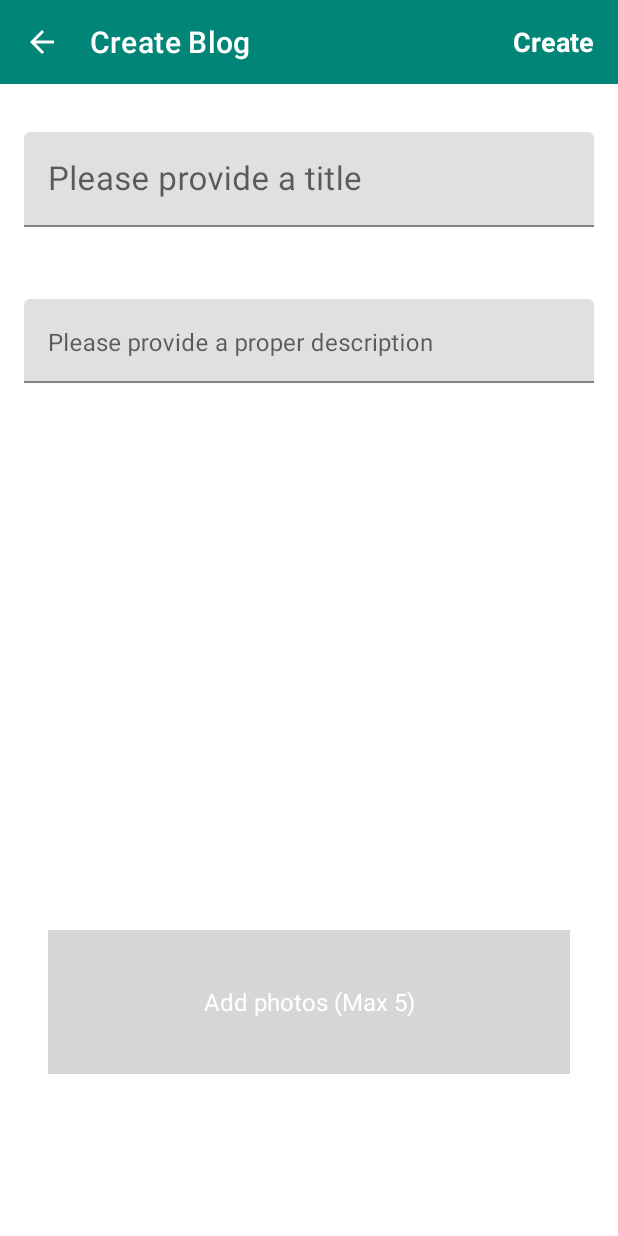
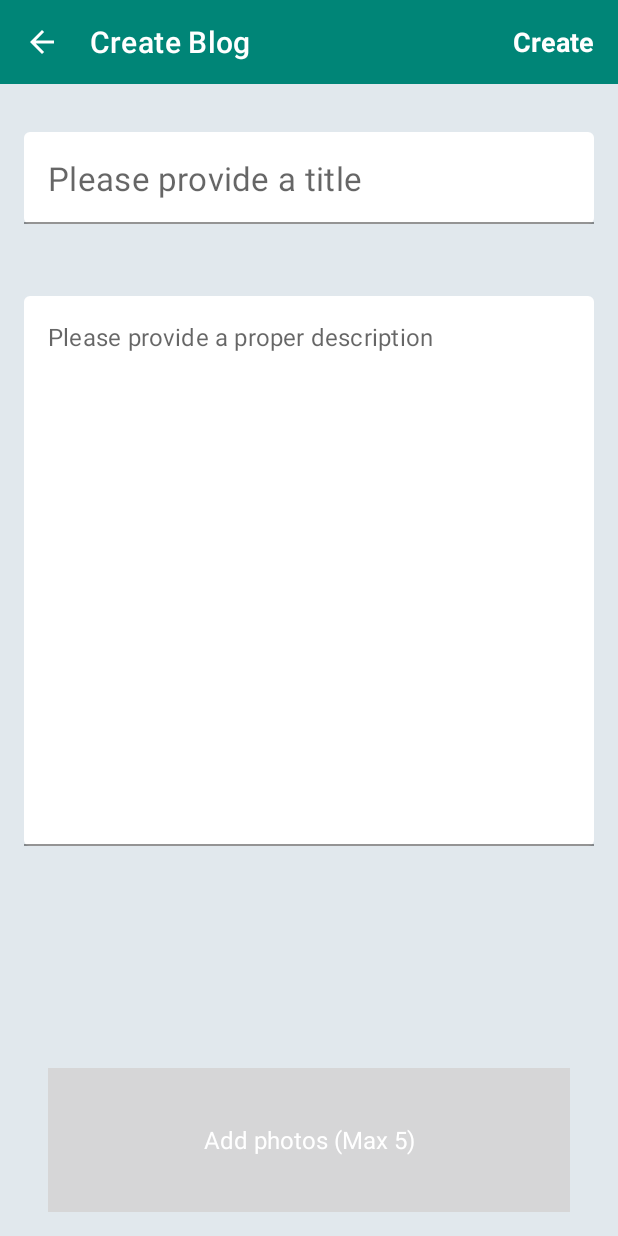
Before and after one commit to arhanashik/Agramonia-android-app, an Android app: the screen it shows after launch (CreateBlogActivity), after a tap on an icon or button, on a phone screen of 412 x 824 dp. Run offline under Robolectric (Android 15) with nearby library versions, the phone set to English and light mode, and no system bars; our stand-ins replace ButterKnife, RxJava, Timber, data binding; pictures from the network do not load.

Commit message:
1. Add user avatar, 2. Enhance design.

```diff
--- a/app/src/main/java/com/blackspider/agramonia/ui/profile/ProfileActivity.kt
+++ b/app/src/main/java/com/blackspider/agramonia/ui/profile/ProfileActivity.kt
@@ -38,14 +38,14 @@ class ProfileActivity : BaseActivity<ProfileMvpView, ProfilePresenter>() {
         mBinding = viewDataBinding as ActivityProfileBinding
         mBinding.fabCreateBlog.setOnClickListener(this)
 
-        val userName: String = SharedPrefUtils.get(PreferenceKey.USER_NAME, "Dummy Name")!! // Put the default name here
+        val userName: String = SharedPrefUtils.get(PreferenceKey.USER_NAME, "User Name")!! // Put the default name here
         val userPhotoUrl: String = SharedPrefUtils.get(PreferenceKey.USER_IMAGE, "")!! // Put the default user image here
 
         mBinding.textViewUserName.text = userName
         Glide.with(this)
                 .asDrawable()
                 .load(userPhotoUrl)
-                .apply(RequestOptions().error(R.drawable.img_farmer)) // Put the avatar here
+                .apply(RequestOptions().error(R.drawable.ic_user_avatar)) // Put the avatar here
                 .into(mBinding.imageViewUser)
 
         ViewUtils.initializeRecyclerView(mBinding.recyclerViewBlogs,
--- /dev/null
+++ b/app/src/main/res/drawable/round_corner_rectangle_white_color.xml
@@ -0,0 +1,9 @@
+<?xml version="1.0" encoding="utf-8"?>
+<shape xmlns:android="http://schemas.android.com/apk/res/android"
+    android:shape="rectangle">
+
+    <solid android:color="@color/white" />
+
+    <corners android:radius="4dp" />
+
+</shape>
--- a/app/src/main/res/layout/activity_create_blog.xml
+++ b/app/src/main/res/layout/activity_create_blog.xml
@@ -5,6 +5,7 @@
     <ScrollView
         android:layout_width="match_parent"
         android:layout_height="match_parent"
+        android:background="@color/background"
         android:fillViewport="true">
 
         <androidx.constraintlayout.widget.ConstraintLayout
@@ -44,7 +45,7 @@
                 android:layout_marginStart="16dp"
                 android:layout_marginTop="32dp"
                 android:layout_marginEnd="16dp"
-                android:hint="@string/hint_title"
+                app:hintEnabled="false"
                 app:layout_constraintBottom_toTopOf="@+id/text_input_layout_description"
                 app:layout_constraintEnd_toEndOf="parent"
                 app:layout_constraintStart_toStartOf="parent"
@@ -54,7 +55,10 @@
                     android:id="@+id/edit_text_title"
                     android:layout_width="match_parent"
                     android:layout_height="wrap_content"
+                    android:background="@drawable/round_corner_rectangle_white_color"
+                    android:hint="@string/hint_title"
                     android:inputType="text"
+                    android:padding="16dp"
                     android:singleLine="true"
                     android:textSize="22sp" />
 
@@ -63,11 +67,12 @@
             <com.google.android.material.textfield.TextInputLayout
                 android:id="@+id/text_input_layout_description"
                 android:layout_width="0dp"
-                android:layout_height="wrap_content"
+                android:layout_height="0dp"
                 android:layout_marginStart="16dp"
                 android:layout_marginTop="48dp"
                 android:layout_marginEnd="16dp"
-                android:hint="@string/hint_description"
+                app:hintEnabled="false"
+                app:layout_constraintBottom_toTopOf="@+id/recycler_view_photos"
                 app:layout_constraintEnd_toEndOf="parent"
                 app:layout_constraintStart_toStartOf="parent"
                 app:layout_constraintTop_toBottomOf="@+id/text_input_layout_title">
@@ -75,9 +80,12 @@
                 <com.google.android.material.textfield.TextInputEditText
                     android:id="@+id/edit_text_description"
                     android:layout_width="match_parent"
-                    android:layout_height="wrap_content"
+                    android:layout_height="match_parent"
+                    android:background="@drawable/round_corner_rectangle_white_color"
                     android:gravity="top"
+                    android:hint="@string/hint_description"
                     android:inputType="textMultiLine"
+                    android:padding="16dp"
                     android:textSize="16sp" />
 
             </com.google.android.material.textfield.TextInputLayout>
@@ -86,7 +94,7 @@
                 android:id="@+id/recycler_view_photos"
                 android:layout_width="0dp"
                 android:layout_height="100dp"
-                android:layout_marginTop="64dp"
+                android:layout_marginTop="32dp"
                 app:layout_constraintBottom_toTopOf="@+id/text_view_add_photo"
                 app:layout_constraintEnd_toEndOf="parent"
                 app:layout_constraintStart_toStartOf="parent"
--- a/app/src/main/res/layout/activity_profile.xml
+++ b/app/src/main/res/layout/activity_profile.xml
@@ -25,6 +25,7 @@
                     android:id="@+id/image_view_user"
                     android:layout_width="40dp"
                     android:layout_height="40dp"
+                    app:civ_shadow="false"
                     app:civ_border="false"
                     app:layout_constraintBottom_toBottomOf="parent"
                     app:layout_constraintEnd_toStartOf="@+id/text_view_user_name"
@@ -54,6 +55,7 @@
             android:id="@+id/recycler_view_blogs"
             android:layout_width="0dp"
             android:layout_height="0dp"
+            android:background="@color/background"
             app:layout_constraintBottom_toBottomOf="parent"
             app:layout_constraintEnd_toEndOf="parent"
             app:layout_constraintStart_toStartOf="parent"
--- a/app/src/main/res/layout/item_blog.xml
+++ b/app/src/main/res/layout/item_blog.xml
@@ -7,6 +7,7 @@
         android:id="@+id/card_view_container"
         android:layout_width="match_parent"
         android:layout_height="wrap_content"
+        android:background="@color/white"
         app:cardCornerRadius="4dp"
         app:cardElevation="2dp">
 
--- a/app/src/main/res/values/colors.xml
+++ b/app/src/main/res/values/colors.xml
@@ -4,6 +4,8 @@
     <color name="colorPrimaryDark">#00574B</color>
     <color name="colorAccent">#D81B60</color>
 
+    <color name="background">#E1E8ED</color>
+
     <color name="black_overlay">#66000000</color>
     <color name="disabled_gray">#D3D2D2</color>
     <color name="white">#ffffff</color>
```
Also changed, not shown: app/src/main/res/drawable-hdpi/ic_user_avatar.png (added), app/src/main/res/drawable-ldpi/ic_user_avatar.png (added), app/src/main/res/drawable-mdpi/ic_user_avatar.png (added), app/src/main/res/drawable-xhdpi/ic_user_avatar.png (added), app/src/main/res/drawable-xxhdpi/ic_user_avatar.png (added), app/src/main/res/drawable-xxxhdpi/ic_user_avatar.png (added).
